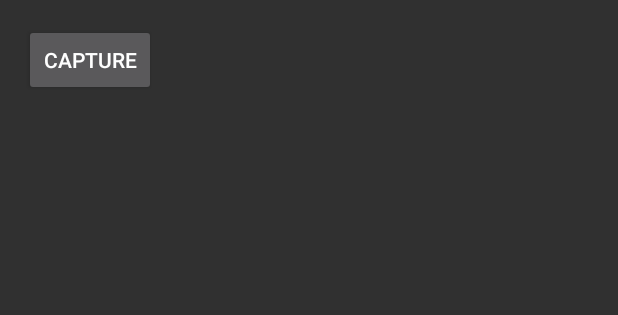
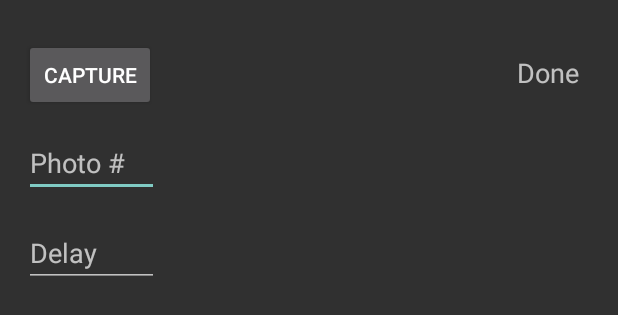
Before and after one commit to KrsteDimitrievski/androidCamera, an Android app: the layout activity_main.xml on its own in the app's theme, with its tools: preview values and no code run, on a phone screen of 412 x 824 dp. Shown: the top 315 px of the screen. Run offline under Robolectric (Android 15) with nearby library versions, the phone set to English and light mode, and no system bars.

```diff
--- a/app/src/main/AndroidManifest.xml
+++ b/app/src/main/AndroidManifest.xml
@@ -5,6 +5,7 @@
     <uses-permission android:name="android.permission.CAMERA" />
     <uses-feature android:name="android.hardware.camera" />
     <uses-permission android:name="android.permission.WRITE_EXTERNAL_STORAGE" />
+    <uses-permission android:name="android.permission.WAKE_LOCK" />
 
     <application
         android:allowBackup="true"
--- a/app/src/main/res/layout/activity_main.xml
+++ b/app/src/main/res/layout/activity_main.xml
@@ -12,17 +12,54 @@
         android:id="@+id/camera_preview"
         android:layout_width="fill_parent"
         android:layout_height="fill_parent"
-        android:layout_weight="1"
-        />
+        android:layout_weight="0.9"
+        >
+
+    </FrameLayout>
 
     <Button
         android:id="@+id/button_capture"
-        android:text="Capture"
+        android:text="@string/capture"
         android:layout_width="wrap_content"
         android:layout_height="wrap_content"
         android:layout_gravity="center"
-        android:onClick="getPicture"
+        android:layout_marginTop="10dp"
+        android:layout_alignParentLeft="true"
+        android:onClick="getTimelapse"
         />
+
+    <EditText
+        android:layout_width="90dp"
+        android:layout_height="wrap_content"
+        android:inputType="number"
+        android:ems="10"
+        android:id="@+id/numberOfPhotos"
+        android:layout_gravity="left|center_vertical"
+        android:layout_marginTop="70dp"
+        android:layout_alignParentLeft="true"
+        android:hint="@string/photo_number" />
+
+    <EditText
+        android:layout_width="90dp"
+        android:layout_height="wrap_content"
+        android:inputType="number"
+        android:ems="10"
+        android:id="@+id/delayInSeconds"
+        android:layout_gravity="left|bottom"
+        android:layout_marginTop="130dp"
+        android:layout_alignParentLeft="true"
+        android:hint="@string/delay"/>
+
+    <TextView
+        android:layout_width="wrap_content"
+        android:layout_height="wrap_content"
+        android:textAppearance="?android:attr/textAppearanceMedium"
+        android:text="@string/done"
+        android:id="@+id/progressCount"
+        android:layout_alignParentRight="true"
+        android:layout_marginTop="20dp"
+        android:layout_marginRight="10dp"/>
+
 
 
 </RelativeLayout>
--- a/app/src/main/res/values/strings.xml
+++ b/app/src/main/res/values/strings.xml
@@ -2,7 +2,10 @@
 <resources>
 
     <string name="app_name">photoCapture</string>
-    <string name="hello_world">Hello world!</string>
     <string name="action_settings">Settings</string>
+    <string name="capture">Capture</string>
+    <string name="photo_number">Photo #</string>
+    <string name="delay">Delay</string>
+    <string name="done">Done</string>
 
 </resources>
```
Also changed, not shown: app/src/main/java/com/example/photocapture/app/MainActivity.java (+77 -13 lines), 2 other files.
